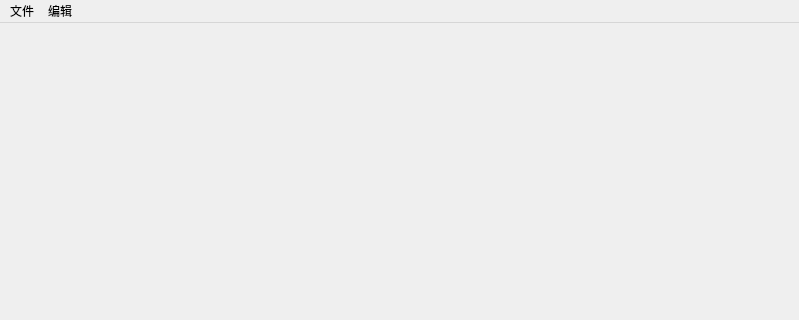
First picture: the form in gui/designer/main_window.ui, repository BlueWhaleMain/cipher-manager, before the edit; both pictures show x 0 to 799 and y 0 to 320 of the 799 by 600 pixel window.
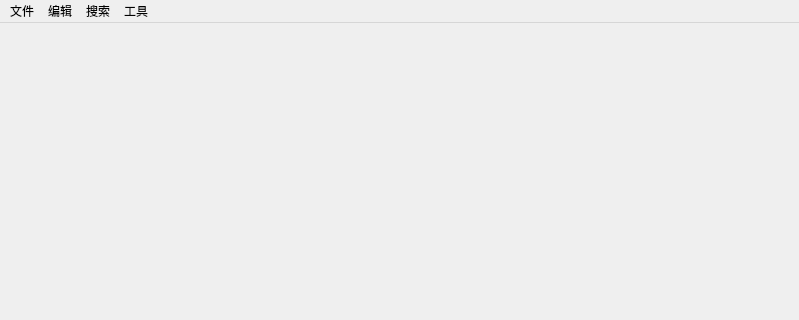
Second picture: the form after the edit.

The edit to the form file:
```diff
--- a/gui/designer/main_window.ui
+++ b/gui/designer/main_window.ui
@@ -52,9 +52,32 @@
     <property name="title">
      <string>编辑</string>
     </property>
+    <widget class="QMenu" name="menu">
+     <property name="title">
+      <string>行操作</string>
+     </property>
+     <addaction name="action_sort_asc"/>
+     <addaction name="action_sort_desc"/>
+    </widget>
+    <addaction name="menu"/>
+   </widget>
+   <widget class="QMenu" name="menu_search">
+    <property name="title">
+     <string>搜索</string>
+    </property>
+    <addaction name="action_search"/>
+   </widget>
+   <widget class="QMenu" name="menu_tools">
+    <property name="title">
+     <string>工具</string>
+    </property>
+    <addaction name="action_hash_tools"/>
+    <addaction name="action_encrypt_test"/>
    </widget>
    <addaction name="menu_file"/>
    <addaction name="menu_edit"/>
+   <addaction name="menu_search"/>
+   <addaction name="menu_tools"/>
   </widget>
   <widget class="QStatusBar" name="statusbar"/>
   <action name="action_new">
```
Left out of the diff: 58 changed lines with no effect on the pictures.
